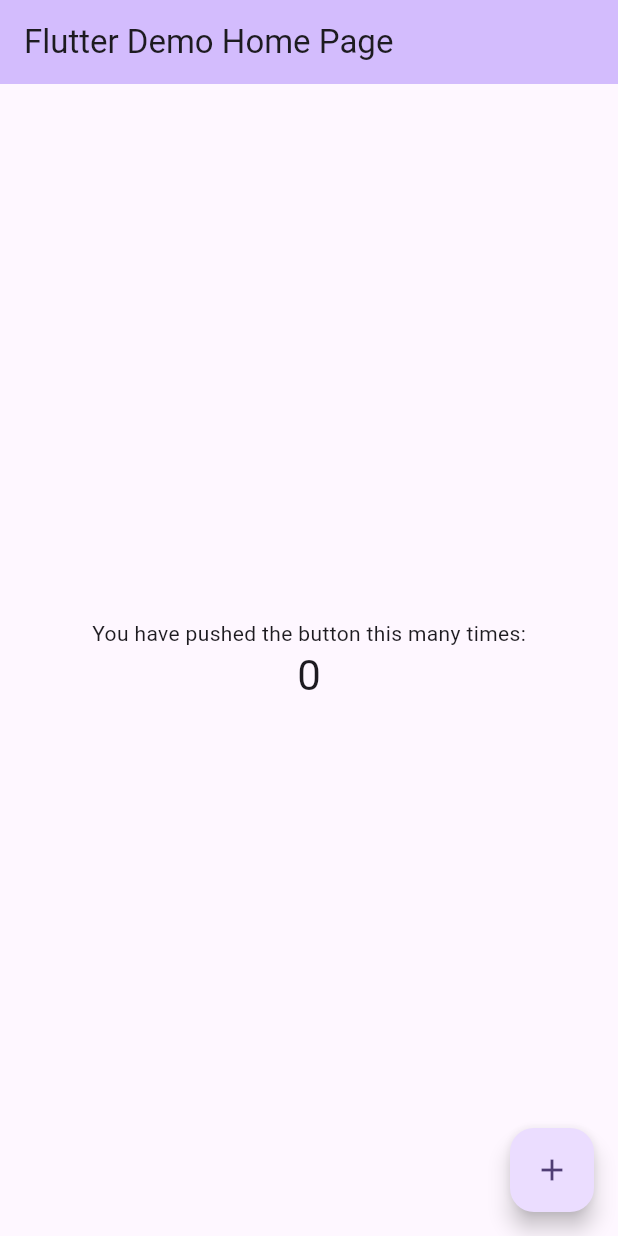
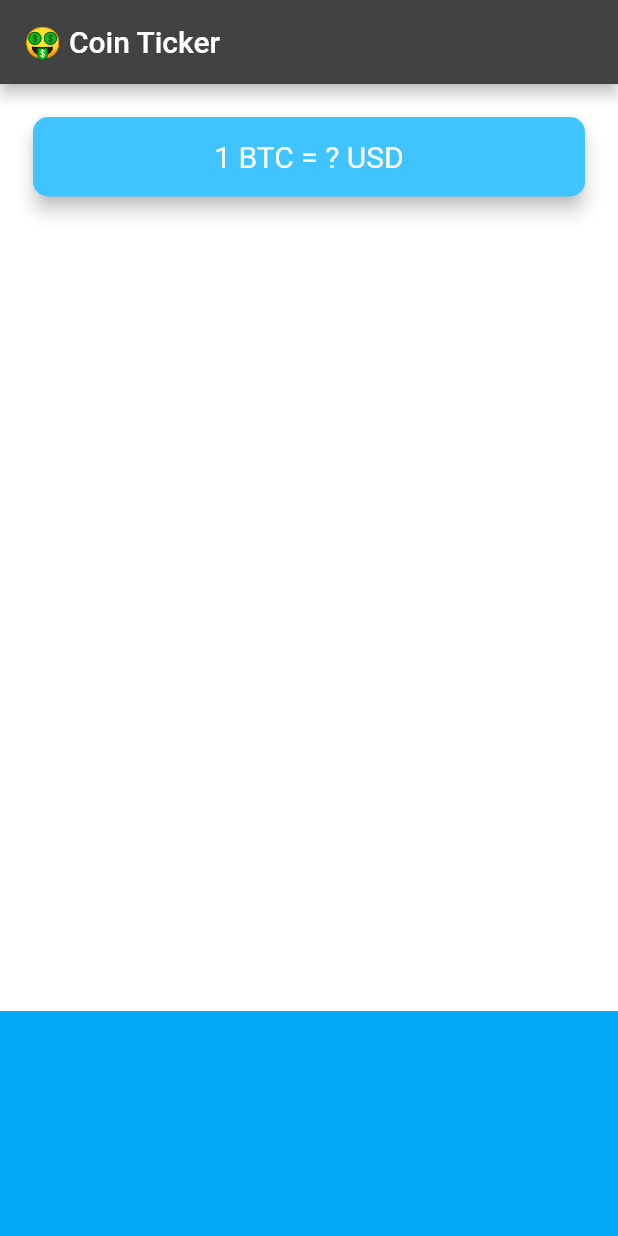
Before and after one commit to douglasadones/bitcoin-ticker, a Flutter app: the screen it shows after launch, on a phone screen of 412 x 824 dp. Run offline on Flutter 3.47's test engine with Material 2 defaults, Android fonts, the phone set to English and light mode, and no system bars.

Commit message:
adicionando_estrutura_inicial

```diff
--- a/lib/main.dart
+++ b/lib/main.dart
@@ -1,125 +1,18 @@
 import 'package:flutter/material.dart';
+import 'price_screen.dart';
 
-void main() {
-  runApp(const MyApp());
-}
+void main() => runApp(const MyApp());
 
 class MyApp extends StatelessWidget {
   const MyApp({super.key});
 
-  // This widget is the root of your application.
   @override
   Widget build(BuildContext context) {
     return MaterialApp(
-      title: 'Flutter Demo',
-      theme: ThemeData(
-        // This is the theme of your application.
-        //
-        // TRY THIS: Try running your application with "flutter run". You'll see
-        // the application has a blue toolbar. Then, without quitting the app,
-        // try changing the seedColor in the colorScheme below to Colors.green
-        // and then invoke "hot reload" (save your changes or press the "hot
-        // reload" button in a Flutter-supported IDE, or press "r" if you used
-        // the command line to start the app).
-        //
-        // Notice that the counter didn't reset back to zero; the application
-        // state is not lost during the reload. To reset the state, use hot
-        // restart instead.
-        //
-        // This works for code too, not just values: Most code changes can be
-        // tested with just a hot reload.
-        colorScheme: ColorScheme.fromSeed(seedColor: Colors.deepPurple),
-        useMaterial3: true,
-      ),
-      home: const MyHomePage(title: 'Flutter Demo Home Page'),
+      theme: ThemeData.dark().copyWith(
+          primaryColor: Colors.lightBlue,
+          scaffoldBackgroundColor: Colors.white),
+      home: const PriceScreen(),
     );
   }
 }
-
-class MyHomePage extends StatefulWidget {
-  const MyHomePage({super.key, required this.title});
-
-  // This widget is the home page of your application. It is stateful, meaning
-  // that it has a State object (defined below) that contains fields that affect
-  // how it looks.
-
-  // This class is the configuration for the state. It holds the values (in this
-  // case the title) provided by the parent (in this case the App widget) and
-  // used by the build method of the State. Fields in a Widget subclass are
-  // always marked "final".
-
-  final String title;
-
-  @override
-  State<MyHomePage> createState() => _MyHomePageState();
-}
-
-class _MyHomePageState extends State<MyHomePage> {
-  int _counter = 0;
-
-  void _incrementCounter() {
-    setState(() {
-      // This call to setState tells the Flutter framework that something has
-      // changed in this State, which causes it to rerun the build method below
-      // so that the display can reflect the updated values. If we changed
-      // _counter without calling setState(), then the build method would not be
-      // called again, and so nothing would appear to happen.
-      _counter++;
-    });
-  }
-
-  @override
-  Widget build(BuildContext context) {
-    // This method is rerun every time setState is called, for instance as done
-    // by the _incrementCounter method above.
-    //
-    // The Flutter framework has been optimized to make rerunning build methods
-    // fast, so that you can just rebuild anything that needs updating rather
-    // than having to individually change instances of widgets.
-    return Scaffold(
-      appBar: AppBar(
-        // TRY THIS: Try changing the color here to a specific color (to
-        // Colors.amber, perhaps?) and trigger a hot reload to see the AppBar
-        // change color while the other colors stay the same.
-        backgroundColor: Theme.of(context).colorScheme.inversePrimary,
-        // Here we take the value from the MyHomePage object that was created by
-        // the App.build method, and use it to set our appbar title.
-        title: Text(widget.title),
-      ),
-      body: Center(
-        // Center is a layout widget. It takes a single child and positions it
-        // in the middle of the parent.
-        child: Column(
-          // Column is also a layout widget. It takes a list of children and
-          // arranges them vertically. By default, it sizes itself to fit its
-          // children horizontally, and tries to be as tall as its parent.
-          //
-          // Column has various properties to control how it sizes itself and
-          // how it positions its children. Here we use mainAxisAlignment to
-          // center the children vertically; the main axis here is the vertical
-          // axis because Columns are vertical (the cross axis would be
-          // horizontal).
-          //
-          // TRY THIS: Invoke "debug painting" (choose the "Toggle Debug Paint"
-          // action in the IDE, or press "p" in the console), to see the
-          // wireframe for each widget.
-          mainAxisAlignment: MainAxisAlignment.center,
-          children: <Widget>[
-            const Text(
-              'You have pushed the button this many times:',
-            ),
-            Text(
-              '$_counter',
-              style: Theme.of(context).textTheme.headlineMedium,
-            ),
-          ],
-        ),
-      ),
-      floatingActionButton: FloatingActionButton(
-        onPressed: _incrementCounter,
-        tooltip: 'Increment',
-        child: const Icon(Icons.add),
-      ), // This trailing comma makes auto-formatting nicer for build methods.
-    );
-  }
-}
--- /dev/null
+++ b/lib/price_screen.dart
@@ -0,0 +1,53 @@
+import 'package:flutter/material.dart';
+
+class PriceScreen extends StatefulWidget {
+  const PriceScreen({super.key});
+
+  @override
+  _PriceScreenState createState() => _PriceScreenState();
+}
+
+class _PriceScreenState extends State<PriceScreen> {
+  @override
+  Widget build(BuildContext context) {
+    return Scaffold(
+      appBar: AppBar(
+        title: const Text('🤑 Coin Ticker'),
+      ),
+      body: Column(
+        mainAxisAlignment: MainAxisAlignment.spaceBetween,
+        crossAxisAlignment: CrossAxisAlignment.stretch,
+        children: <Widget>[
+          Padding(
+            padding: const EdgeInsets.fromLTRB(18.0, 18.0, 18.0, 0),
+            child: Card(
+              color: Colors.lightBlueAccent,
+              elevation: 5.0,
+              shape: RoundedRectangleBorder(
+                borderRadius: BorderRadius.circular(10.0),
+              ),
+              child: const Padding(
+                padding: EdgeInsets.symmetric(vertical: 15.0, horizontal: 28.0),
+                child: Text(
+                  '1 BTC = ? USD',
+                  textAlign: TextAlign.center,
+                  style: TextStyle(
+                    fontSize: 20.0,
+                    color: Colors.white,
+                  ),
+                ),
+              ),
+            ),
+          ),
+          Container(
+            height: 150.0,
+            alignment: Alignment.center,
+            padding: const EdgeInsets.only(bottom: 30.0),
+            color: Colors.lightBlue,
+            child: null,
+          ),
+        ],
+      ),
+    );
+  }
+}
```
Also changed, not shown: lib/coin_data.dart (added, +31 -0 lines).
